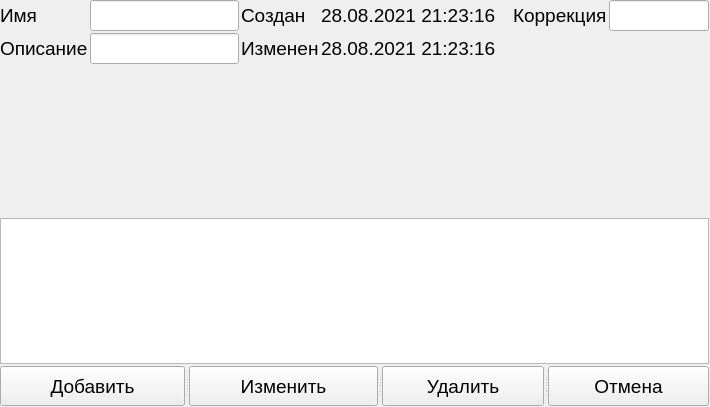
Above: QtClient/QtClimaClient/Frames/Graphs/TempProfileEditorFrame.ui from ciberslavik/climacore before the change. Below: the same form after it.
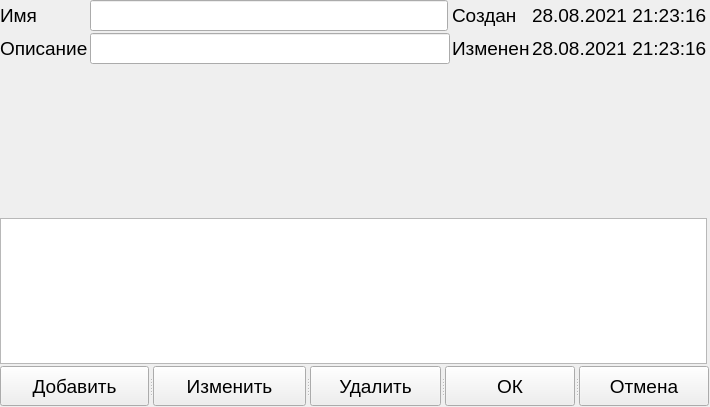
That is the form after the change. Icons and pictures are not drawn. Custom widgets are drawn as their Qt base class.

Patch:
```diff
--- a/QtClient/QtClimaClient/Frames/Graphs/TempProfileEditorFrame.ui
+++ b/QtClient/QtClimaClient/Frames/Graphs/TempProfileEditorFrame.ui
@@ -34,6 +34,43 @@
    <property name="spacing">
     <number>2</number>
    </property>
+   <item row="2" column="0" colspan="6">
+    <widget class="QCustomPlot" name="plot" native="true">
+     <property name="minimumSize">
+      <size>
+       <width>0</width>
+       <height>150</height>
+      </size>
+     </property>
+    </widget>
+   </item>
+   <item row="1" column="0">
+    <widget class="QLabel" name="label_3">
+     <property name="text">
+      <string>Описание</string>
+     </property>
+    </widget>
+   </item>
+   <item row="1" column="4">
+    <widget class="QLabel" name="label_7">
+     <property name="text">
+      <string>28.08.2021 21:23:16</string>
+     </property>
+    </widget>
+   </item>
+   <item row="1" column="3">
+    <widget class="QLabel" name="label_6">
+     <property name="text">
+      <string>Изменен</string>
+     </property>
+    </widget>
+   </item>
+   <item row="1" column="1" colspan="2">
+    <widget class="QClickableLineEdit" name="txtDescription"/>
+   </item>
+   <item row="3" column="0" colspan="5">
+    <widget class="QTableView" name="table"/>
+   </item>
    <item row="0" column="0">
     <widget class="QLabel" name="label">
      <property name="text">
@@ -44,81 +81,21 @@
    <item row="0" column="1">
     <widget class="QClickableLineEdit" name="txtName"/>
    </item>
-   <item row="0" column="5">
-    <widget class="QLabel" name="label_2">
-     <property name="text">
-      <string>Коррекция</string>
-     </property>
-    </widget>
-   </item>
-   <item row="1" column="2">
-    <widget class="QLabel" name="label_6">
-     <property name="text">
-      <string>Изменен</string>
-     </property>
-    </widget>
-   </item>
    <item row="0" column="3">
-    <widget class="QLabel" name="label_5">
-     <property name="text">
-      <string>28.08.2021 21:23:16</string>
-     </property>
-    </widget>
-   </item>
-   <item row="3" column="0" colspan="7">
-    <widget class="QTableWidget" name="table"/>
-   </item>
-   <item row="0" column="2">
     <widget class="QLabel" name="label_4">
      <property name="text">
       <string>Создан</string>
      </property>
     </widget>
    </item>
-   <item row="1" column="1">
-    <widget class="QClickableLineEdit" name="txtDescription"/>
-   </item>
-   <item row="1" column="3">
-    <widget class="QLabel" name="label_7">
+   <item row="0" column="4">
+    <widget class="QLabel" name="label_5">
      <property name="text">
       <string>28.08.2021 21:23:16</string>
      </property>
     </widget>
    </item>
-   <item row="0" column="6">
-    <widget class="QClickableLineEdit" name="txtCorrection">
-     <property name="minimumSize">
-      <size>
-       <width>100</width>
-       <height>0</height>
-      </size>
-     </property>
-     <property name="maximumSize">
-      <size>
-       <width>100</width>
-       <height>16777215</height>
-      </size>
-     </property>
-    </widget>
-   </item>
-   <item row="2" column="0" colspan="7">
-    <widget class="QCustomPlot" name="plot" native="true">
-     <property name="minimumSize">
-      <size>
-       <width>0</width>
-       <height>150</height>
-      </size>
-     </property>
-    </widget>
-   </item>
-   <item row="1" column="0">
-    <widget class="QLabel" name="label_3">
-     <property name="text">
-      <string>Описание</string>
-     </property>
-    </widget>
-   </item>
-   <item row="4" column="0" colspan="7">
+   <item row="4" column="0" colspan="6">
     <widget class="QSplitter" name="splitter">
      <property name="orientation">
       <enum>Qt::Horizontal</enum>
@@ -171,51 +148,63 @@
        <string>Удалить</string>
       </property>
      </widget>
+     <widget class="QPushButton" name="btnAccept">
+      <property name="minimumSize">
+       <size>
+        <width>0</width>
+        <height>40</height>
+       </size>
+      </property>
+      <property name="font">
+       <font>
+        <pointsize>14</pointsize>
+       </font>
+      </property>
+      <property name="text">
+       <string>ОК</string>
+      </property>
+      <property name="icon">
+       <iconset resource="../../Resources.qrc">
+        <normaloff>:/Images/ok.png</normaloff>:/Images/ok.png</iconset>
+      </property>
+      <property name="iconSize">
+       <size>
+        <width>42</width>
+        <height>42</height>
+       </size>
+      </property>
+     </widget>
      <widget class="QPushButton" name="btnCancel">
-      <property name="minimumSize">
-       <size>
-        <width>0</width>
-        <height>40</height>
-       </size>
-      </property>
-      <property name="font">
-       <font>
-        <pointsize>14</pointsize>
-       </font>
-      </property>
       <property name="text">
        <string>Отмена</string>
       </property>
+      <property name="icon">
+       <iconset resource="../../Resources.qrc">
+        <normaloff>:/Images/delete.png</normaloff>:/Images/delete.png</iconset>
+      </property>
+      <property name="iconSize">
+       <size>
+        <width>42</width>
+        <height>42</height>
+       </size>
+      </property>
      </widget>
     </widget>
    </item>
-   <item row="0" column="4">
-    <spacer name="horizontalSpacer">
-     <property name="orientation">
-      <enum>Qt::Horizontal</enum>
-     </property>
-     <property name="sizeHint" stdset="0">
-      <size>
-       <width>40</width>
-       <height>20</height>
-      </size>
-     </property>
-    </spacer>
-   </item>
   </layout>
  </widget>
  <customwidgets>
+  <customwidget>
+   <class>QClickableLineEdit</class>
+   <extends>QLineEdit</extends>
+   <header location="global">Controls/qclickablelineedit.h</header>
+  </customwidget>
   <customwidget>
    <class>QCustomPlot</class>
    <extends>QWidget</extends>
    <header location="global">Controls/qcustomplot.h</header>
    <container>1</container>
   </customwidget>
-  <customwidget>
-   <class>QClickableLineEdit</class>
-   <extends>QLineEdit</extends>
-   <header location="global">Controls/qclickablelineedit.h</header>
-  </customwidget>
  </customwidgets>
  <resources/>
  <connections/>
```
Left out of the diff: 4 changed lines with no effect on the pictures.
